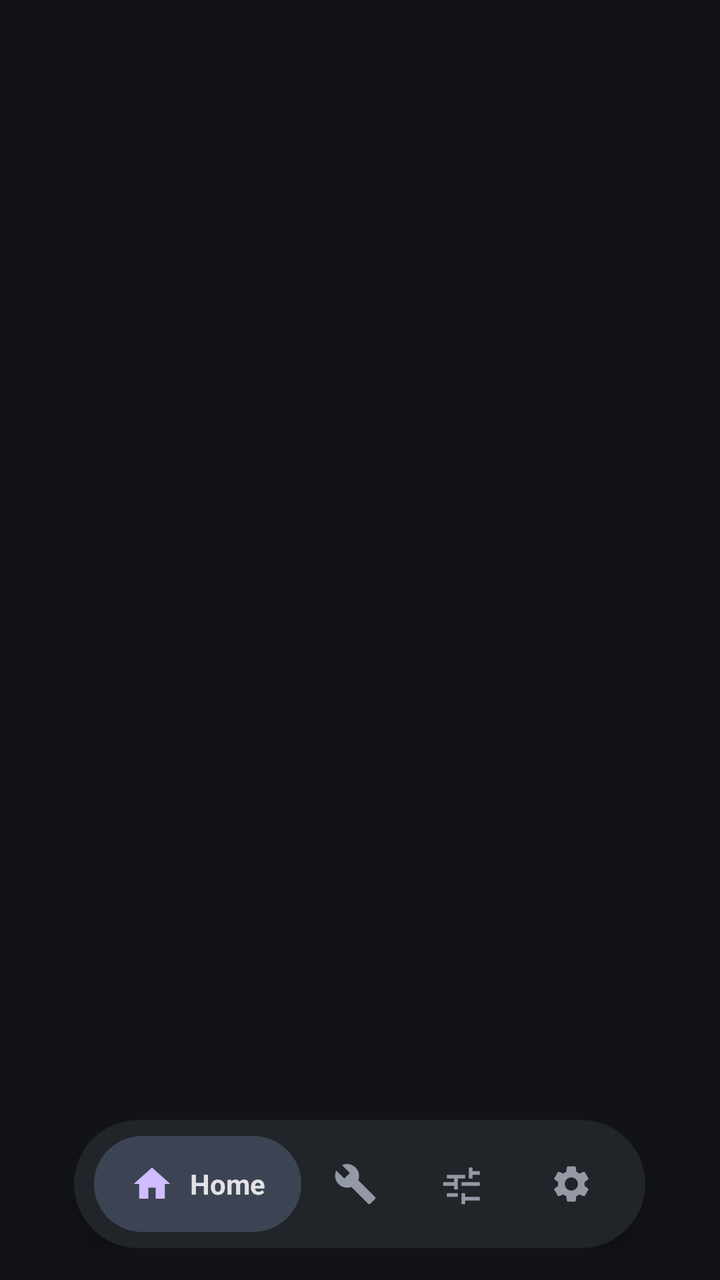
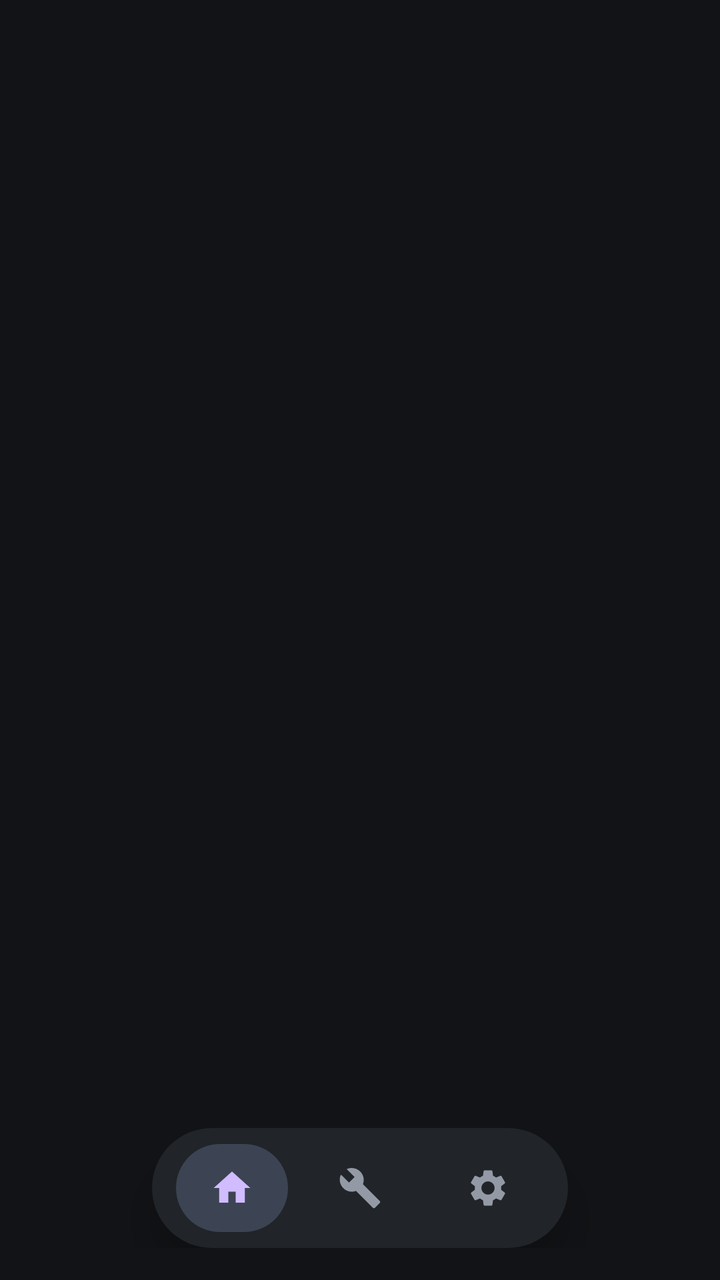

The first picture is an Android layout as it rendered before a commit; the second is the same layout after the commit. The layout source and the unified diff follow.
<!-- AndroidManifest.xml: application theme Theme.DriverLoader -->
<!-- res/layout/activity_main.xml -->
<?xml version="1.0" encoding="utf-8"?>
<FrameLayout xmlns:android="http://schemas.android.com/apk/res/android"
    xmlns:app="http://schemas.android.com/apk/res-auto"
    android:layout_width="match_parent"
    android:layout_height="match_parent"
    android:background="@color/apatch_background">

    
    <FrameLayout
        android:id="@+id/fragmentContainer"
        android:layout_width="match_parent"
        android:layout_height="match_parent"
        android:paddingBottom="96dp" />

    
    <LinearLayout
        android:layout_width="match_parent"
        android:layout_height="wrap_content"
        android:layout_gravity="bottom"
        android:gravity="center"
        android:paddingBottom="16dp">

        <LinearLayout
            android:id="@+id/floatingBar"
            android:layout_width="wrap_content"
            android:layout_height="64dp"
            android:background="@drawable/apatch_floating_bar_bg"
            android:gravity="center_vertical"
            android:orientation="horizontal"
            android:elevation="12dp"
            android:paddingHorizontal="10dp">

            
            <LinearLayout
                android:id="@+id/tabHome"
                android:layout_width="wrap_content"
                android:layout_height="48dp"
                android:background="@drawable/apatch_pill_selected"
                android:gravity="center"
                android:orientation="horizontal"
                android:paddingHorizontal="18dp"
                android:clickable="true"
                android:focusable="true">

                <ImageView
                    android:id="@+id/iconHome"
                    android:layout_width="22dp"
                    android:layout_height="22dp"
                    android:src="@drawable/ic_nav_home_fill"
                    app:tint="#D0BCFF" />

                <TextView
                    android:id="@+id/textHome"
                    android:layout_width="wrap_content"
                    android:layout_height="wrap_content"
                    android:layout_marginStart="8dp"
                    android:text="Home"
                    android:textColor="#E3E2E6"
                    android:textSize="14sp"
                    android:textStyle="bold"
                    android:visibility="visible" />
            </LinearLayout>

            
            <LinearLayout
                android:id="@+id/tabDrivers"
                android:layout_width="wrap_content"
                android:layout_height="48dp"
                android:gravity="center"
                android:orientation="horizontal"
                android:paddingHorizontal="16dp"
                android:clickable="true"
                android:focusable="true">

                <ImageView
                    android:id="@+id/iconDrivers"
                    android:layout_width="22dp"
                    android:layout_height="22dp"
                    android:src="@drawable/ic_nav_wrench"
                    app:tint="#939AA5" />

                <TextView
                    android:id="@+id/textDrivers"
                    android:layout_width="wrap_content"
                    android:layout_height="wrap_content"
                    android:layout_marginStart="8dp"
                    android:text="Loader"
                    android:textColor="#E3E2E6"
                    android:textSize="14sp"
                    android:textStyle="bold"
                    android:visibility="gone" />
            </LinearLayout>

            
            <LinearLayout
                android:id="@+id/tabTuning"
                android:layout_width="wrap_content"
                android:layout_height="48dp"
                android:gravity="center"
                android:orientation="horizontal"
                android:paddingHorizontal="16dp"
                android:clickable="true"
                android:focusable="true">

                <ImageView
                    android:id="@+id/iconTuning"
                    android:layout_width="22dp"
                    android:layout_height="22dp"
                    android:src="@drawable/ic_nav_tuning"
                    app:tint="#939AA5" />

                <TextView
                    android:id="@+id/textTuning"
                    android:layout_width="wrap_content"
                    android:layout_height="wrap_content"
                    android:layout_marginStart="8dp"
                    android:text="Drivers"
                    android:textColor="#E3E2E6"
                    android:textSize="14sp"
                    android:textStyle="bold"
                    android:visibility="gone" />
            </LinearLayout>

            
            <LinearLayout
                android:id="@+id/tabSettings"
                android:layout_width="wrap_content"
                android:layout_height="48dp"
                android:gravity="center"
                android:orientation="horizontal"
                android:paddingHorizontal="16dp"
                android:clickable="true"
                android:focusable="true">

                <ImageView
                    android:id="@+id/iconSettings"
                    android:layout_width="22dp"
                    android:layout_height="22dp"
                    android:src="@drawable/ic_nav_gear"
                    app:tint="#939AA5" />

                <TextView
                    android:id="@+id/textSettings"
                    android:layout_width="wrap_content"
                    android:layout_height="wrap_content"
                    android:layout_marginStart="8dp"
                    android:text="Settings"
                    android:textColor="#E3E2E6"
                    android:textSize="14sp"
                    android:textStyle="bold"
                    android:visibility="gone" />
            </LinearLayout>

        </LinearLayout>
    </LinearLayout>

</FrameLayout>
<!-- resources referenced by this layout -->
<resources>
  <color name="apatch_background">#121316</color>
  <!-- drawable apatch_floating_bar_bg (drawable) -->
  <?xml version="1.0" encoding="utf-8"?>
  <shape xmlns:android="http://schemas.android.com/apk/res/android"
      android:shape="rectangle">
      <corners android:radius="34dp" />
      <solid android:color="#212429" />
  </shape>
  <!-- drawable apatch_pill_selected (drawable) -->
  <?xml version="1.0" encoding="utf-8"?>
  <shape xmlns:android="http://schemas.android.com/apk/res/android"
      android:shape="rectangle">
      <corners android:radius="26dp" />
      <solid android:color="#3C4453" />
  </shape>
  <!-- drawable ic_nav_gear (drawable) -->
  <vector xmlns:android="http://schemas.android.com/apk/res/android"
      android:width="24dp"
      android:height="24dp"
      android:viewportWidth="24"
      android:viewportHeight="24">
      <path
          android:fillColor="#FFFFFFFF"
          android:pathData="M19.14,12.94c0.04,-0.3 0.06,-0.61 0.06,-0.94c0,-0.32 -0.02,-0.64 -0.07,-0.94l2.03,-1.58c0.18,-0.14 0.23,-0.41 0.12,-0.61l-1.92,-3.32c-0.12,-0.22 -0.37,-0.29 -0.59,-0.22l-2.39,0.96c-0.5,-0.38 -1.03,-0.7 -1.62,-0.94L14.4,2.81c-0.04,-0.24 -0.24,-0.41 -0.48,-0.41h-3.84c-0.24,0 -0.43,0.17 -0.47,0.41L9.25,5.35C8.66,5.59 8.12,5.92 7.63,6.29L5.24,5.33c-0.22,-0.08 -0.47,0 -0.59,0.22L2.74,8.87c-0.12,0.21 -0.08,0.47 0.12,0.61l2.03,1.58c-0.05,0.3 -0.09,0.63 -0.09,0.94s0.02,0.64 0.07,0.94l-2.03,1.58c-0.18,0.14 -0.23,0.41 -0.12,0.61l1.92,3.32c0.12,0.22 0.37,0.29 0.59,0.22l2.39,-0.96c0.5,0.38 1.03,0.7 1.62,0.94l0.36,2.54c0.05,0.24 0.24,0.41 0.48,0.41h3.84c0.24,0 0.44,-0.17 0.47,-0.41l0.36,-2.54c0.59,-0.24 1.13,-0.56 1.62,-0.94l2.39,0.96c0.22,0.08 0.47,0 0.59,-0.22l1.92,-3.32c0.12,-0.22 0.07,-0.47 -0.12,-0.61L19.14,12.94zM12,15.6c-1.98,0 -3.6,-1.62 -3.6,-3.6s1.62,-3.6 3.6,-3.6s3.6,1.62 3.6,3.6S13.98,15.6 12,15.6z"/>
  </vector>
  <!-- drawable ic_nav_home_fill (drawable) -->
  <vector xmlns:android="http://schemas.android.com/apk/res/android"
      android:width="24dp"
      android:height="24dp"
      android:viewportWidth="24"
      android:viewportHeight="24">
      <path
          android:fillColor="#FFFFFFFF"
          android:pathData="M10,20v-6h4v6h5v-8h3L12,3L2,12h3v8z"/>
  </vector>
  <!-- drawable ic_nav_tuning (drawable) -->
  <vector xmlns:android="http://schemas.android.com/apk/res/android"
      android:width="24dp"
      android:height="24dp"
      android:viewportWidth="24"
      android:viewportHeight="24">
      <path
          android:fillColor="#FFFFFFFF"
          android:pathData="M3,17v2h6v-2H3zm0,-10v2h10V7H3zm10,16v-2h8v-2h-8v-2h-2v6h2zM7,9v2H1v2h6v2h2V9H7zm14,4v-2H11v2h10zm-6,-4h2V7h4V5h-4V3h-2v6z"/>
  </vector>
  <!-- drawable ic_nav_wrench (drawable) -->
  <vector xmlns:android="http://schemas.android.com/apk/res/android"
      android:width="24dp"
      android:height="24dp"
      android:viewportWidth="24"
      android:viewportHeight="24">
      <path
          android:fillColor="#FFFFFFFF"
          android:pathData="M22.7,19l-9.1,-9.1c0.9,-2.3 0.4,-5 -1.5,-6.9c-2,-2 -5,-2.4 -7.4,-1.3L9,6L6,9L1.6,4.7C0.4,7.1 0.9,10.1 2.9,12.1c1.9,1.9 4.6,2.4 6.9,1.5l9.1,9.1c0.4,0.4 1,0.4 1.4,0l2.3,-2.3c0.5,-0.4 0.5,-1.1 0.1,-1.4z"/>
  </vector>
  <style name="Theme.DriverLoader" parent="Theme.Material3.Dark.NoActionBar">
          <item name="android:statusBarColor">@color/apatch_background</item>
          <item name="android:navigationBarColor">@color/apatch_surface</item>
          <item name="android:windowBackground">@color/apatch_background</item>
          <item name="colorPrimary">@color/apatch_primary</item>
          <item name="colorSecondary">@color/apatch_secondary</item>
          <item name="colorSurface">@color/apatch_surface</item>
          <item name="colorOutline">@color/apatch_outline</item>
      </style>
  <color name="apatch_surface">#1A1C1E</color>
  <color name="apatch_primary">#D0BCFF</color>
  <color name="apatch_secondary">#CCC2DC</color>
  <color name="apatch_outline">#44474F</color>
</resources>

<!-- the commit's change to res/layout/activity_main.xml (unified diff, before → after) -->
@@ -9,8 +9,7 @@
     <FrameLayout
         android:id="@+id/fragmentContainer"
         android:layout_width="match_parent"
-        android:layout_height="match_parent"
-        android:paddingBottom="96dp" />
+        android:layout_height="match_parent" />
 
     
     <LinearLayout
@@ -23,112 +22,56 @@
         <LinearLayout
             android:id="@+id/floatingBar"
             android:layout_width="wrap_content"
-            android:layout_height="64dp"
+            android:layout_height="60dp"
             android:background="@drawable/apatch_floating_bar_bg"
             android:gravity="center_vertical"
             android:orientation="horizontal"
             android:elevation="12dp"
-            android:paddingHorizontal="10dp">
+            android:paddingHorizontal="8dp">
 
             
-            <LinearLayout
-                android:id="@+id/tabHome"
-                android:layout_width="wrap_content"
-                android:layout_height="48dp"
+            <FrameLayout
+                android:id="@+id/tabDashboard"
+                android:layout_width="56dp"
+                android:layout_height="44dp"
+                android:layout_marginHorizontal="4dp"
                 android:background="@drawable/apatch_pill_selected"
-                android:gravity="center"
-                android:orientation="horizontal"
-                android:paddingHorizontal="18dp"
                 android:clickable="true"
                 android:focusable="true">
 
                 <ImageView
-                    android:id="@+id/iconHome"
+                    android:id="@+id/iconDashboard"
                     android:layout_width="22dp"
                     android:layout_height="22dp"
+                    android:layout_gravity="center"
                     android:src="@drawable/ic_nav_home_fill"
-                    app:tint="#D0BCFF" />
-
-                <TextView
-                    android:id="@+id/textHome"
-                    android:layout_width="wrap_content"
-                    android:layout_height="wrap_content"
-                    android:layout_marginStart="8dp"
-                    android:text="Home"
-                    android:textColor="#E3E2E6"
-                    android:textSize="14sp"
-                    android:textStyle="bold"
-                    android:visibility="visible" />
-            </LinearLayout>
+                    app:tint="@color/apatch_primary" />
+            </FrameLayout>
 
             
-            <LinearLayout
-                android:id="@+id/tabDrivers"
-                android:layout_width="wrap_content"
-                android:layout_height="48dp"
-                android:gravity="center"
-                android:orientation="horizontal"
-                android:paddingHorizontal="16dp"
+            <FrameLayout
+                android:id="@+id/tabLoader"
+                android:layout_width="56dp"
+                android:layout_height="44dp"
+                android:layout_marginHorizontal="4dp"
                 android:clickable="true"
                 android:focusable="true">
 
                 <ImageView
-                    android:id="@+id/iconDrivers"
+                    android:id="@+id/iconLoader"
                     android:layout_width="22dp"
                     android:layout_height="22dp"
+                    android:layout_gravity="center"
                     android:src="@drawable/ic_nav_wrench"
                     app:tint="#939AA5" />
-
-                <TextView
-                    android:id="@+id/textDrivers"
-                    android:layout_width="wrap_content"
-                    android:layout_height="wrap_content"
-                    android:layout_marginStart="8dp"
-                    android:text="Loader"
-                    android:textColor="#E3E2E6"
-                    android:textSize="14sp"
-                    android:textStyle="bold"
-                    android:visibility="gone" />
-            </LinearLayout>
+            </FrameLayout>
 
             
-            <LinearLayout
-                android:id="@+id/tabTuning"
-                android:layout_width="wrap_content"
-                android:layout_height="48dp"
-                android:gravity="center"
-                android:orientation="horizontal"
-                android:paddingHorizontal="16dp"
-                android:clickable="true"
-                android:focusable="true">
-
-                <ImageView
-                    android:id="@+id/iconTuning"
-                    android:layout_width="22dp"
-                    android:layout_height="22dp"
-                    android:src="@drawable/ic_nav_tuning"
-                    app:tint="#939AA5" />
-
-                <TextView
-                    android:id="@+id/textTuning"
-                    android:layout_width="wrap_content"
-                    android:layout_height="wrap_content"
-                    android:layout_marginStart="8dp"
-                    android:text="Drivers"
-                    android:textColor="#E3E2E6"
-                    android:textSize="14sp"
-                    android:textStyle="bold"
-                    android:visibility="gone" />
-            </LinearLayout>
-
-            
-            <LinearLayout
+            <FrameLayout
                 android:id="@+id/tabSettings"
-                android:layout_width="wrap_content"
-                android:layout_height="48dp"
-                android:gravity="center"
-                android:orientation="horizontal"
-                android:paddingHorizontal="16dp"
+                android:layout_width="56dp"
+                android:layout_height="44dp"
+                android:layout_marginHorizontal="4dp"
                 android:clickable="true"
                 android:focusable="true">
 
@@ -136,20 +79,10 @@
                     android:id="@+id/iconSettings"
                     android:layout_width="22dp"
                     android:layout_height="22dp"
+                    android:layout_gravity="center"
                     android:src="@drawable/ic_nav_gear"
                     app:tint="#939AA5" />
-
-                <TextView
-                    android:id="@+id/textSettings"
-                    android:layout_width="wrap_content"
-                    android:layout_height="wrap_content"
-                    android:layout_marginStart="8dp"
-                    android:text="Settings"
-                    android:textColor="#E3E2E6"
-                    android:textSize="14sp"
-                    android:textStyle="bold"
-                    android:visibility="gone" />
-            </LinearLayout>
+            </FrameLayout>
 
         </LinearLayout>
     </LinearLayout>
<!-- resource entries referenced after the edit -->
@@ -35,16 +35,6 @@
           android:fillColor="#FFFFFFFF"
           android:pathData="M10,20v-6h4v6h5v-8h3L12,3L2,12h3v8z"/>
   </vector>
-  <!-- drawable ic_nav_tuning (drawable) -->
-  <vector xmlns:android="http://schemas.android.com/apk/res/android"
-      android:width="24dp"
-      android:height="24dp"
-      android:viewportWidth="24"
-      android:viewportHeight="24">
-      <path
-          android:fillColor="#FFFFFFFF"
-          android:pathData="M3,17v2h6v-2H3zm0,-10v2h10V7H3zm10,16v-2h8v-2h-8v-2h-2v6h2zM7,9v2H1v2h6v2h2V9H7zm14,4v-2H11v2h10zm-6,-4h2V7h4V5h-4V3h-2v6z"/>
-  </vector>
   <!-- drawable ic_nav_wrench (drawable) -->
   <vector xmlns:android="http://schemas.android.com/apk/res/android"
       android:width="24dp"
